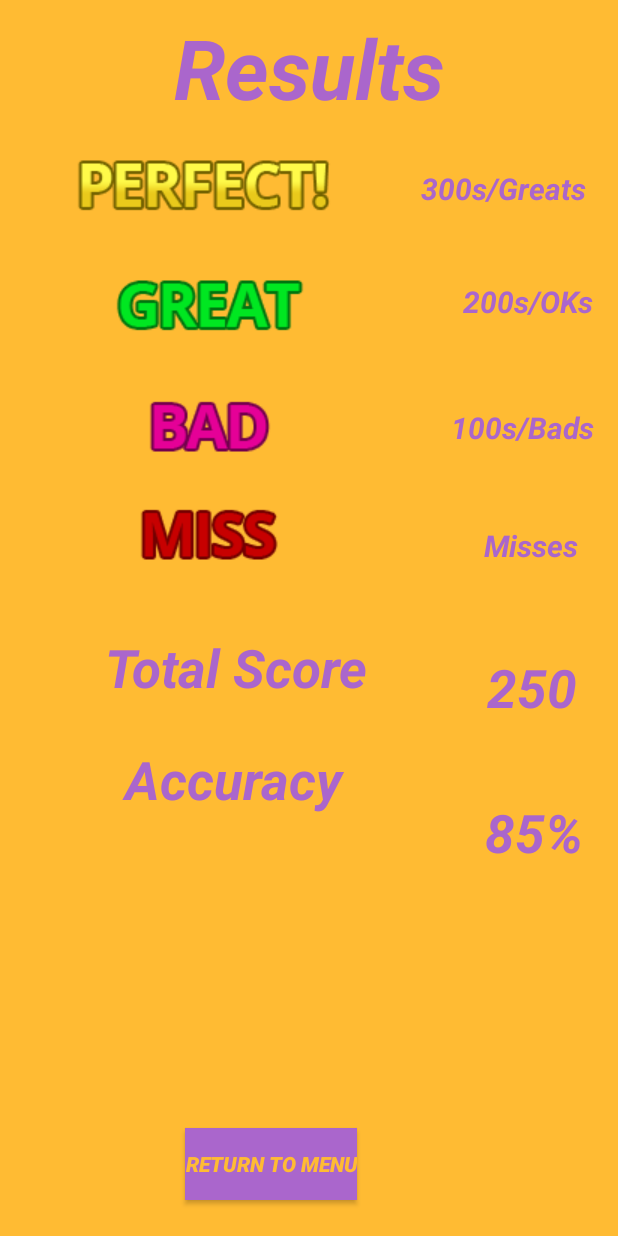
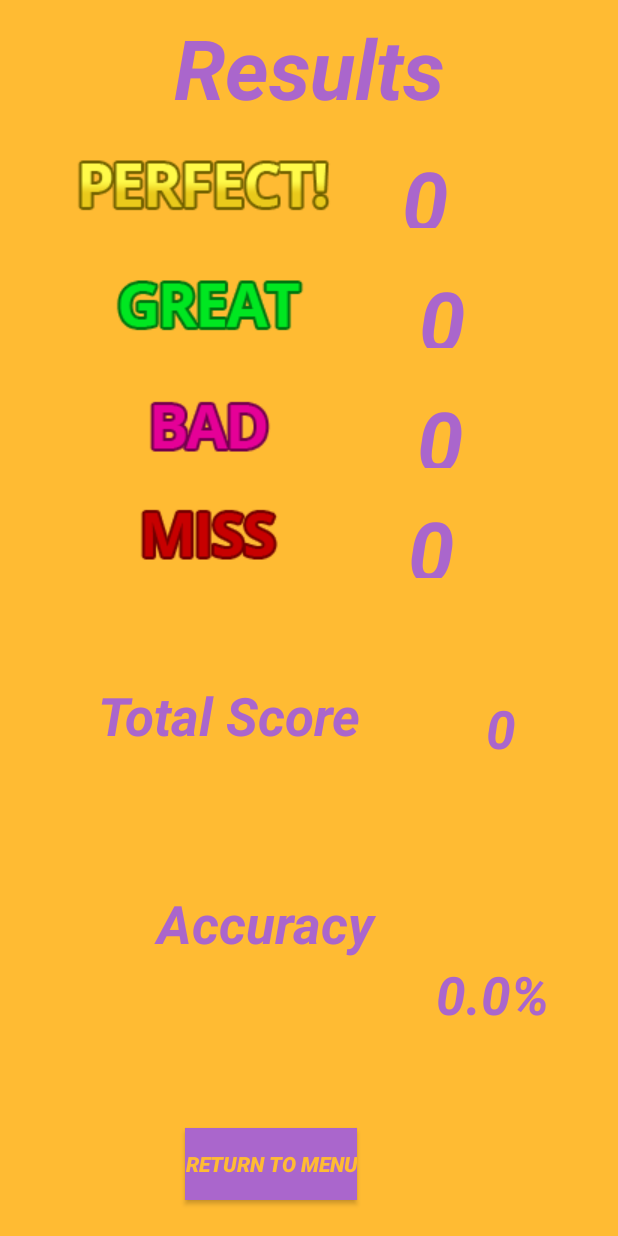
Before and after one commit to IsaacEarnest/TapTap, an Android app: the ScoreActivity screen opened directly, with no data from a screen before it, on a phone screen of 412 x 824 dp. Run offline under Robolectric (Android 15) with nearby library versions, the phone set to English and light mode, and no system bars; network calls fail.

Commit message:
Final Push

```diff
--- a/app/src/main/java/com/example/osumania/MainActivity.java
+++ b/app/src/main/java/com/example/osumania/MainActivity.java
@@ -31,13 +31,13 @@ public class MainActivity extends AppCompatActivity {
     private void initOnClickListeners() {
         songB1.setOnClickListener(new View.OnClickListener() {
             public void onClick(View v) {
-                song = "Songs/Asu no Yozora/Asu no Yozora[Hard].osu";
+                song = "Songs/Asu no Yozora/Asu no Yozora[Normal].osu";
                 openGameActivity();
             }
         });
         songB2.setOnClickListener(new View.OnClickListener() {
             public void onClick(View v) {
-                song = "Songs/Crystalia/Crystalia [Hyper].osu";
+                song = "Songs/Crystalia/Crystalia[Normal].osu";
                 openGameActivity();
             }
         });
--- a/app/src/main/java/com/example/osumania/ScoreActivity.java
+++ b/app/src/main/java/com/example/osumania/ScoreActivity.java
@@ -6,22 +6,17 @@ import android.os.Bundle;
 import android.util.Log;
 import android.view.View;
 import android.widget.Button;
+import android.widget.TextView;
 
 public class ScoreActivity extends AppCompatActivity {
     private static final String TAG = "ScoreActivity";
-
-    int great, okay, bad, miss;
-    double accuracy;
-
-    ScoreActivity(){
-
-    }
 
     @Override
     protected void onCreate(Bundle savedInstanceState) {
         super.onCreate(savedInstanceState);
         setContentView(R.layout.activity_score);
         initOnClickListener();
+        populateTextViews();
     }
 
     private void initOnClickListener(){
@@ -34,9 +29,23 @@ public class ScoreActivity extends AppCompatActivity {
         });
     }
 
-    void initTextViews(){
+    void populateTextViews(){
+        Score s = Score.getInstance();
+        TextView greats = findViewById(R.id.greatScore);
+        TextView oks = findViewById(R.id.okScore);
+        TextView bads = findViewById(R.id.badScore);
+        TextView misses = findViewById(R.id.missScore);
+        TextView accuracy = findViewById(R.id.accuracy);
+        TextView score = findViewById(R.id.totalScore);
 
+        greats.setText(""+s.getTotalGreats());
+        oks.setText(""+s.getTotalOks());
+        bads.setText(""+s.getTotalBads());
+        misses.setText(""+s.getTotalMisses());
+        accuracy.setText(""+s.getAccuracy()+"%");
+        score.setText(""+s.getTotalScore());
     }
+
 
     private void toMainMenu(){
         Log.d(TAG,"toMainMenu: Opening main menu");
--- a/app/src/main/res/layout/activity_game.xml
+++ b/app/src/main/res/layout/activity_game.xml
@@ -145,7 +145,7 @@
         android:layout_height="38dp"
         android:layout_marginEnd="12dp"
         android:gravity="right"
-        android:text="0"
+        android:text="100.00%"
         android:textColor="@android:color/white"
         android:textSize="30dp"
         app:layout_constraintEnd_toEndOf="parent"
@@ -158,7 +158,7 @@
         android:layout_marginTop="8dp"
         android:layout_marginEnd="8dp"
         android:gravity="right"
-        android:text="Score"
+        android:text="Accuracy"
         android:textColor="@android:color/white"
         android:textSize="20dp"
         app:layout_constraintEnd_toEndOf="parent"
--- a/app/src/main/res/layout/activity_score.xml
+++ b/app/src/main/res/layout/activity_score.xml
@@ -41,70 +41,70 @@
 
     <TextView
         android:id="@+id/greatScore"
-        android:layout_width="wrap_content"
-        android:layout_height="wrap_content"
+        android:layout_width="145dp"
+        android:layout_height="56dp"
         android:layout_marginStart="8dp"
-        android:layout_marginTop="40dp"
+        android:layout_marginTop="24dp"
         android:layout_marginEnd="8dp"
         android:text="300s/Greats"
-        android:textSize="20dp"
         android:textColor="@android:color/holo_purple"
+        android:textSize="55dp"
         android:textStyle="bold|italic"
         app:layout_constraintEnd_toEndOf="parent"
-        app:layout_constraintHorizontal_bias="0.482"
+        app:layout_constraintHorizontal_bias="0.0"
         app:layout_constraintStart_toEndOf="@+id/imageView"
         app:layout_constraintTop_toBottomOf="@+id/Title" />
 
     <TextView
         android:id="@+id/okScore"
         android:layout_width="wrap_content"
-        android:layout_height="28dp"
+        android:layout_height="56dp"
         android:layout_marginStart="8dp"
-        android:layout_marginTop="48dp"
+        android:layout_marginTop="24dp"
         android:layout_marginEnd="8dp"
         android:text="200s/OKs"
         android:textColor="@android:color/holo_purple"
-        android:textSize="20dp"
+        android:textSize="55dp"
         android:textStyle="bold|italic"
         app:layout_constraintEnd_toEndOf="parent"
-        app:layout_constraintHorizontal_bias="0.809"
+        app:layout_constraintHorizontal_bias="0.075"
         app:layout_constraintStart_toEndOf="@+id/imageView2"
         app:layout_constraintTop_toBottomOf="@+id/greatScore" />
 
     <TextView
         android:id="@+id/badScore"
         android:layout_width="wrap_content"
-        android:layout_height="wrap_content"
+        android:layout_height="56dp"
         android:layout_marginStart="8dp"
-        android:layout_marginTop="56dp"
+        android:layout_marginTop="24dp"
         android:layout_marginEnd="8dp"
         android:text="100s/Bads"
         android:textColor="@android:color/holo_purple"
-        android:textSize="20dp"
+        android:textSize="55dp"
         android:textStyle="bold|italic"
         app:layout_constraintEnd_toEndOf="parent"
-        app:layout_constraintHorizontal_bias="0.787"
+        app:layout_constraintHorizontal_bias="0.062"
         app:layout_constraintStart_toEndOf="@+id/imageView3"
         app:layout_constraintTop_toBottomOf="@+id/okScore" />
 
     <TextView
         android:id="@+id/missScore"
         android:layout_width="wrap_content"
-        android:layout_height="wrap_content"
+        android:layout_height="56dp"
         android:layout_marginStart="8dp"
         android:layout_marginTop="8dp"
         android:layout_marginEnd="8dp"
         android:layout_marginBottom="8dp"
         android:text="Misses"
         android:textColor="@android:color/holo_purple"
-        android:textSize="20dp"
+        android:textSize="55dp"
         android:textStyle="bold|italic"
         app:layout_constraintBottom_toTopOf="@+id/toMenu"
         app:layout_constraintEnd_toEndOf="parent"
-        app:layout_constraintHorizontal_bias="0.727"
+        app:layout_constraintHorizontal_bias="0.0"
         app:layout_constraintStart_toEndOf="@+id/imageView4"
         app:layout_constraintTop_toBottomOf="@+id/badScore"
-        app:layout_constraintVertical_bias="0.106" />
+        app:layout_constraintVertical_bias="0.025" />
 
     <ImageView
         android:id="@+id/imageView"
@@ -150,28 +150,27 @@
 
     <TextView
         android:id="@+id/totalScore"
-        android:layout_width="90dp"
+        android:layout_width="155dp"
         android:layout_height="56dp"
         android:layout_marginTop="48dp"
-        android:layout_marginEnd="12dp"
         android:layout_marginBottom="8dp"
+        android:gravity="center"
         android:text="250"
         android:textColor="@android:color/holo_purple"
+        android:textSize="35dp"
         android:textStyle="italic|bold"
-        android:textSize="35dp"
-        android:gravity="center"
         app:layout_constraintBottom_toBottomOf="parent"
         app:layout_constraintEnd_toEndOf="parent"
         app:layout_constraintTop_toBottomOf="@+id/missScore"
-        app:layout_constraintVertical_bias="0.015" />
+        app:layout_constraintVertical_bias="0.076" />
 
     <TextView
         android:id="@+id/accuracy"
         android:layout_width="88dp"
-        android:layout_height="60dp"
+        android:layout_height="49dp"
         android:layout_marginTop="8dp"
-        android:layout_marginEnd="12dp"
-        android:layout_marginBottom="168dp"
+        android:layout_marginEnd="40dp"
+        android:layout_marginBottom="136dp"
         android:gravity="center"
         android:text="85%"
         android:textColor="@android:color/holo_purple"
@@ -180,14 +179,14 @@
         app:layout_constraintBottom_toBottomOf="parent"
         app:layout_constraintEnd_toEndOf="parent"
         app:layout_constraintTop_toBottomOf="@+id/totalScore"
-        app:layout_constraintVertical_bias="0.3" />
+        app:layout_constraintVertical_bias="1.0" />
 
     <TextView
         android:id="@+id/totalScoreTitle"
         android:layout_width="192dp"
         android:layout_height="58dp"
         android:layout_marginStart="8dp"
-        android:layout_marginTop="24dp"
+        android:layout_marginTop="56dp"
         android:layout_marginEnd="8dp"
         android:gravity="center"
         android:text="Total Score"
@@ -195,7 +194,7 @@
         android:textSize="35dp"
         android:textStyle="bold|italic"
         app:layout_constraintEnd_toStartOf="@+id/totalScore"
-        app:layout_constraintHorizontal_bias="0.524"
+        app:layout_constraintHorizontal_bias="1.0"
         app:layout_constraintStart_toStartOf="parent"
         app:layout_constraintTop_toBottomOf="@+id/imageView4" />
 
@@ -214,8 +213,8 @@
         android:textStyle="italic|bold"
         app:layout_constraintBottom_toBottomOf="parent"
         app:layout_constraintEnd_toStartOf="@+id/accuracy"
-        app:layout_constraintHorizontal_bias="0.496"
+        app:layout_constraintHorizontal_bias="0.848"
         app:layout_constraintStart_toStartOf="parent"
         app:layout_constraintTop_toBottomOf="@+id/totalScoreTitle"
-        app:layout_constraintVertical_bias="0.0" />
+        app:layout_constraintVertical_bias="0.281" />
 </android.support.constraint.ConstraintLayout>
```
Also changed, not shown: app/src/main/java/com/example/osumania/Game.java (+22 -18 lines), app/src/main/java/com/example/osumania/GameActivity.java (+11 -15 lines), app/src/main/java/com/example/osumania/Notes.java (+14 -8 lines), app/src/main/java/com/example/osumania/Score.java (+31 -9 lines), 4 other files.
